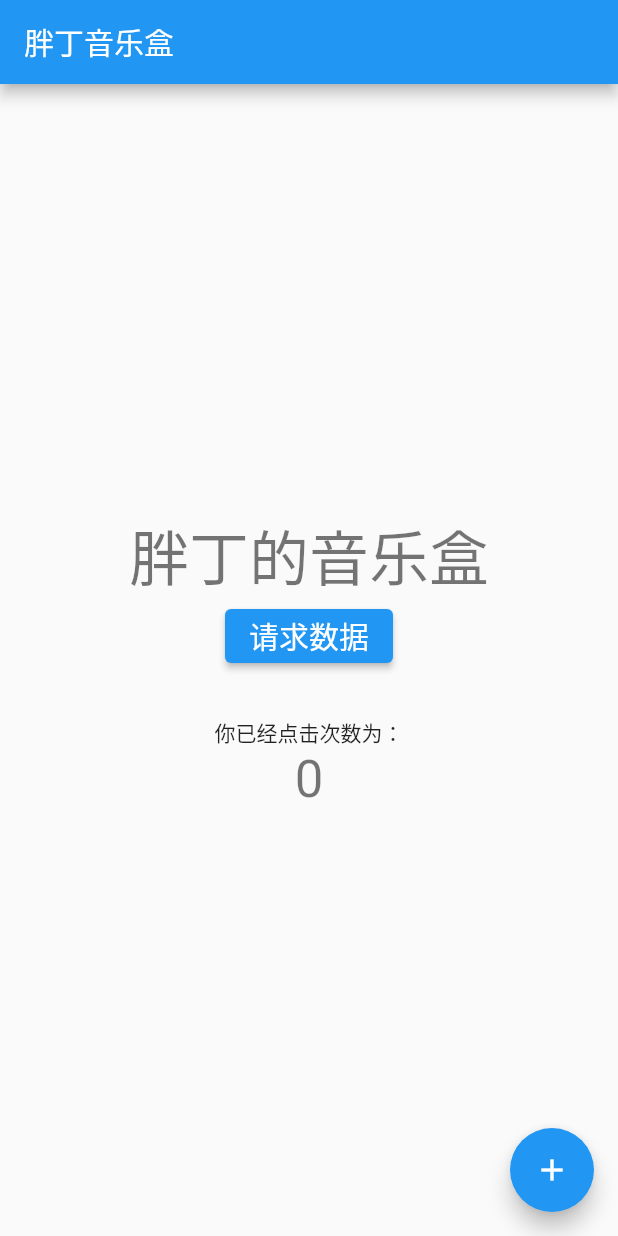
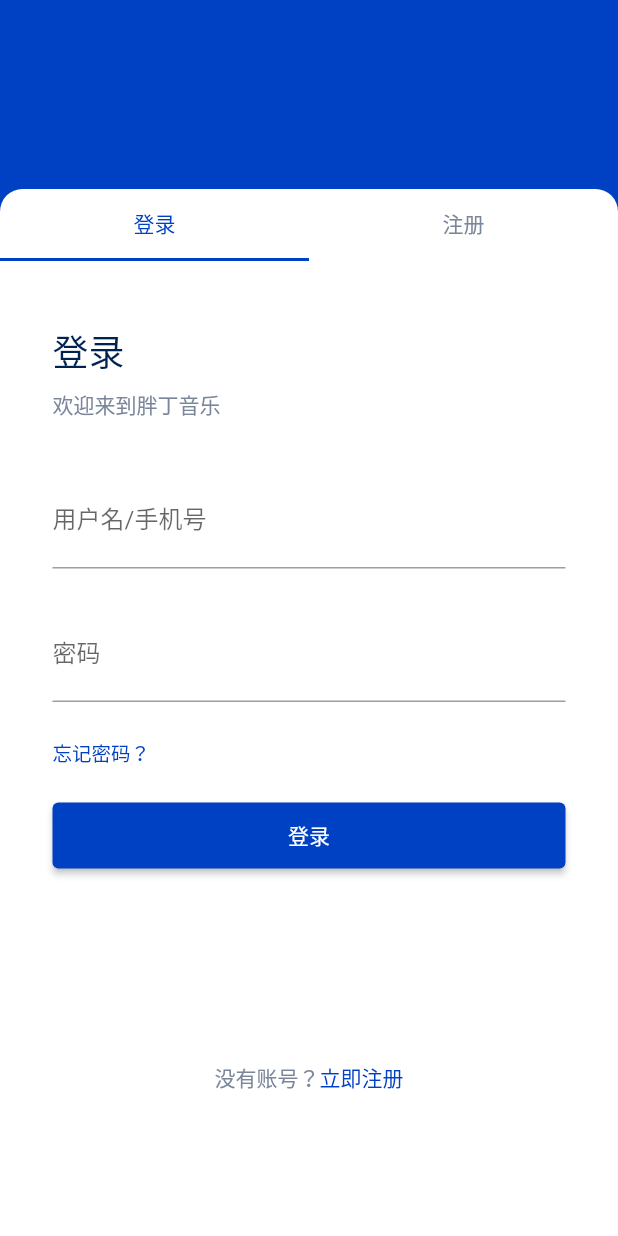
Before and after one commit to neelydhw/dhw_music_app, a Flutter app: the screen it shows after launch, on a phone screen of 412 x 824 dp. Run offline on Flutter 3.47's test engine with Material 2 defaults, Android fonts, the phone set to English and light mode, and no system bars.

Commit message:
登录页面

```diff
--- a/lib/main.dart
+++ b/lib/main.dart
@@ -1,82 +1,30 @@
 import 'package:dhw_music_app/api/hello.dart';
+import 'package:dhw_music_app/pages/login.dart';
+import 'package:dhw_music_app/theme.dart';
 import 'package:flutter/material.dart';
 
+import 'pages/home.dart';
+
 void main() {
-  runApp(const MyApp());
+  runApp(const DhwMusic());
 }
 
-class MyApp extends StatelessWidget {
-  const MyApp({super.key});
+class DhwMusic extends StatelessWidget {
+  const DhwMusic({super.key});
+
   @override
   Widget build(BuildContext context) {
     return MaterialApp(
-      title: '音乐盒',
+      title: '胖丁音乐',
       theme: ThemeData(
-        primarySwatch: Colors.blue,
+        primarySwatch: primary,
+        tabBarTheme: tabBarTheme
       ),
-      home: const MyHomePage(title: '胖丁音乐盒'),
+      initialRoute: "/login",
+      routes: {
+        '/': (context) => const Home(),
+        '/login':(context) => const Login()
+      },
     );
   }
 }
-
-class MyHomePage extends StatefulWidget {
-  const MyHomePage({super.key, required this.title});
-  final String title;
-
-  @override
-  State<MyHomePage> createState() => _MyHomePageState();
-}
-
-class _MyHomePageState extends State<MyHomePage> {
-  int _counter = 0;
-  String message = "胖丁的音乐盒";
-
-  void _incrementCounter() {
-    setState(() {
-      _counter++;
-    });
-  }
-  void _fetchData(){
-    sayHello().then((value) => {
-      setState(() { message = value;})
-    });
-  }
-
-  final ButtonStyle buttonStyle =
-  ElevatedButton.styleFrom(textStyle: const TextStyle(fontSize: 20));
-
-  @override
-  Widget build(BuildContext context) {
-    return Scaffold(
-      appBar: AppBar(
-        title: Text(widget.title),
-      ),
-      body: Center(
-        child: Column(
-          mainAxisAlignment: MainAxisAlignment.center,
-          children: <Widget>[
-            Text(message,style: Theme.of(context).textTheme.headlineLarge),
-            ElevatedButton(
-              style: buttonStyle,
-              onPressed: _fetchData,
-              child: const Text('请求数据'),
-            ),
-            const SizedBox(height: 30),
-            const Text(
-              '你已经点击次数为：',
-            ),
-            Text(
-              '$_counter',
-              style: Theme.of(context).textTheme.headlineMedium,
-            ),
-          ],
-        ),
-      ),
-      floatingActionButton: FloatingActionButton(
-        onPressed: _incrementCounter,
-        tooltip: 'Increment',
-        child: const Icon(Icons.add),
-      ), // This trailing comma makes auto-formatting nicer for build methods.
-    );
-  }
-}
--- /dev/null
+++ b/lib/pages/home.dart
@@ -0,0 +1,20 @@
+import 'package:flutter/material.dart';
+
+class Home extends StatelessWidget {
+  const Home({Key? key}) : super(key: key);
+
+  @override
+  Widget build(BuildContext context) {
+    final ButtonStyle style =
+        ElevatedButton.styleFrom(textStyle: const TextStyle(fontSize: 20));
+    return Center(
+      child: ElevatedButton(
+        style: style,
+        onPressed: () {
+          Navigator.pushNamed(context, '/login');
+        },
+        child: const Text('登录'),
+      ),
+    );
+  }
+}
--- /dev/null
+++ b/lib/pages/login.dart
@@ -0,0 +1,65 @@
+import 'package:dhw_music_app/theme.dart';
+import 'package:dhw_music_app/widget/login_form.dart';
+import 'package:flutter/material.dart';
+
+class Login extends StatefulWidget {
+  const Login({super.key});
+
+  @override
+  State createState() {
+    return _LoginState();
+  }
+}
+
+class _LoginState extends State<Login> with TickerProviderStateMixin {
+  late TabController _tabController;
+
+  @override
+  void initState() {
+    super.initState();
+    _tabController = TabController(length: 2, vsync: this);
+  }
+
+  @override
+  Widget build(BuildContext context) {
+    return Scaffold(
+        body: Container(
+      color: primary,
+      padding: const EdgeInsets.only(top: 126),
+      width: MediaQuery.of(context).size.width,
+      height: MediaQuery.of(context).size.height,
+      child: Container(
+        decoration: const BoxDecoration(
+          color: Colors.white,
+          borderRadius: BorderRadius.only(
+              topLeft: Radius.circular(15), topRight: Radius.circular(15)),
+        ),
+        child: Column(
+          children: <Widget>[
+            TabBar(
+                controller: _tabController,
+                tabs: const <Widget>[
+                  Tab(
+                    text: "登录",
+                  ),
+                  Tab(
+                    text: "注册",
+                  )
+                ]),
+            Flexible(
+              flex: 1,
+              child: TabBarView(
+                  controller: _tabController,
+                  children: const <Widget>[
+                    LoginForm(),
+                    Center(
+                      child: Text("注册"),
+                    )
+                  ]),
+            )
+          ],
+        ),
+      ),
+    ));
+  }
+}
--- /dev/null
+++ b/lib/theme.dart
@@ -0,0 +1,24 @@
+import 'package:flutter/material.dart';
+
+
+const MaterialColor primary = MaterialColor(
+  _bluePrimaryValue,
+  <int, Color>{
+    50: Color(0xFFE3F2FD),
+    100: Color(0xFFBBDEFB),
+    200: Color(0xFF90CAF9),
+    300: Color(0xFF64B5F6),
+    400: Color(0xFF42A5F5),
+    500: Color(_bluePrimaryValue),
+    600: Color(0xFF1E88E5),
+    700: Color(0xFF1976D2),
+    800: Color(0xFF1565C0),
+    900: Color(0xFF0D47A1),
+  },
+);
+const int _bluePrimaryValue = 0xFF0041C4;
+
+const TabBarTheme tabBarTheme = TabBarTheme(
+  labelColor: primary,
+  unselectedLabelColor: Color(0xFF7A869A)
+);
--- /dev/null
+++ b/lib/widget/login_form.dart
@@ -0,0 +1,113 @@
+import 'package:dhw_music_app/theme.dart';
+import 'package:flutter/material.dart';
+
+class LoginForm extends StatefulWidget {
+  const LoginForm({super.key});
+
+  @override
+  State<StatefulWidget> createState() {
+    return _LoginFormState();
+  }
+}
+
+class _LoginFormState extends State<LoginForm> {
+  @override
+  Widget build(BuildContext context) {
+    return Container(
+      padding: const EdgeInsets.only(left: 35, top: 42, right: 35),
+      child: Column(
+        crossAxisAlignment: CrossAxisAlignment.start,
+        children: <Widget>[
+          const Text(
+            "登录",
+            style: TextStyle(
+                fontSize: 24,
+                color: Color(0xFF002251),
+                letterSpacing: 0,
+                fontWeight: FontWeight.w500),
+          ),
+          const SizedBox(
+            height: 7,
+          ),
+          const Text(
+            "欢迎来到胖丁音乐",
+            style: TextStyle(
+                fontSize: 14,
+                color: Color(0xFF7A869A),
+                letterSpacing: 0,
+                fontWeight: FontWeight.w400),
+          ),
+          const SizedBox(
+            height: 35,
+          ),
+          TextFormField(
+            decoration: const InputDecoration(
+              hintText: '请输入用户名/手机号',
+              labelText: '用户名/手机号',
+            ),
+            onSaved: (String? value) {
+            },
+            validator: (String? value) {
+              return (value != null && value.contains('@')) ? 'Do not use the @ char.' : null;
+            },
+          ),
+          const SizedBox(
+            height: 25,
+          ),
+          TextFormField(
+            decoration: const InputDecoration(
+              hintText: '请输入密码',
+              labelText: '密码',
+            ),
+            onSaved: (String? value) {
+            },
+            validator: (String? value) {
+              return (value != null && value.contains('@')) ? 'Do not use the @ char.' : null;
+            },
+          ),
+          const SizedBox(
+            height: 24,
+          ),
+          const Text(
+            "忘记密码？",
+            style: TextStyle(
+                fontSize: 13,
+                color: Color(0xFF0041C4),
+                letterSpacing: 0,
+                fontWeight: FontWeight.w400),
+          ),
+          const SizedBox(
+            height: 24,
+          ),
+          SizedBox(
+            height: 44,
+            child: FractionallySizedBox(
+              widthFactor: 1,
+              child: ElevatedButton(onPressed: (){}, child:const Text("登录")),
+            ),
+          ),
+          const SizedBox(
+            height: 129,
+          ),
+          Row(
+            mainAxisAlignment: MainAxisAlignment.center,
+            children: const <Widget> [
+              Text("没有账号？",style: TextStyle(
+                  fontSize: 14,
+                  color: Color(0xFF7A869A),
+                  letterSpacing: 0,
+                  fontWeight: FontWeight.w400),
+              ),
+              Text("立即注册",style: TextStyle(
+                  fontSize: 14,
+                  color: primary,
+                  letterSpacing: 0,
+                  fontWeight: FontWeight.w400),
+              )
+            ],
+          )
+        ],
+      ),
+    );
+  }
+}
```
Also changed, not shown: 1 other file.
